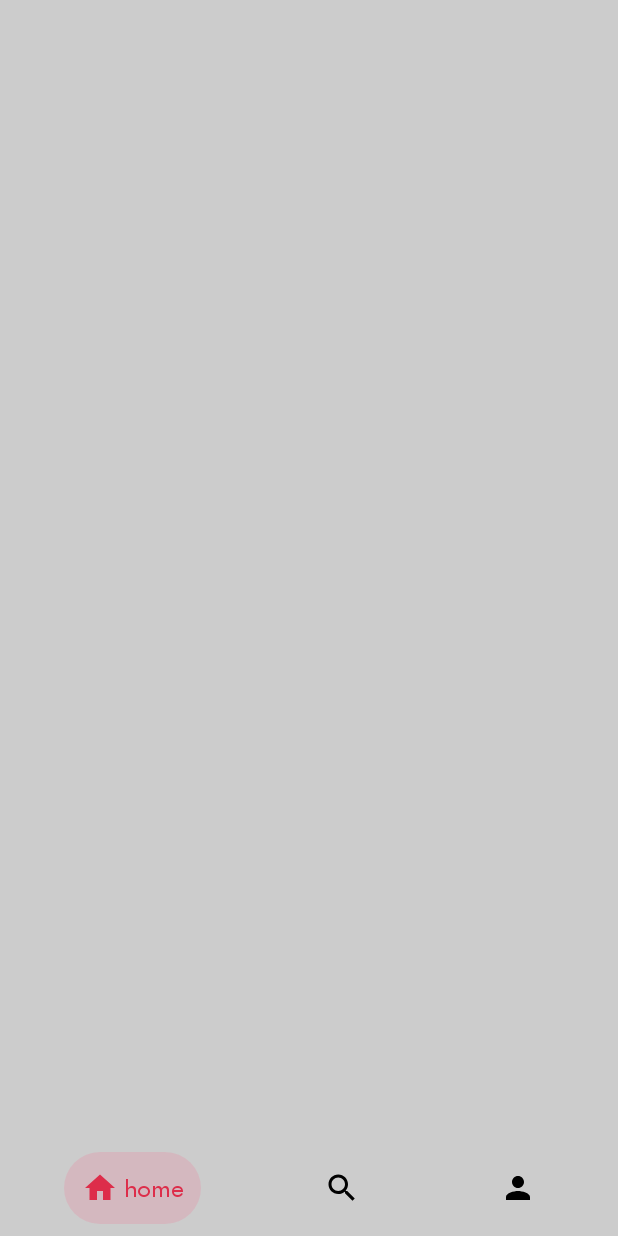
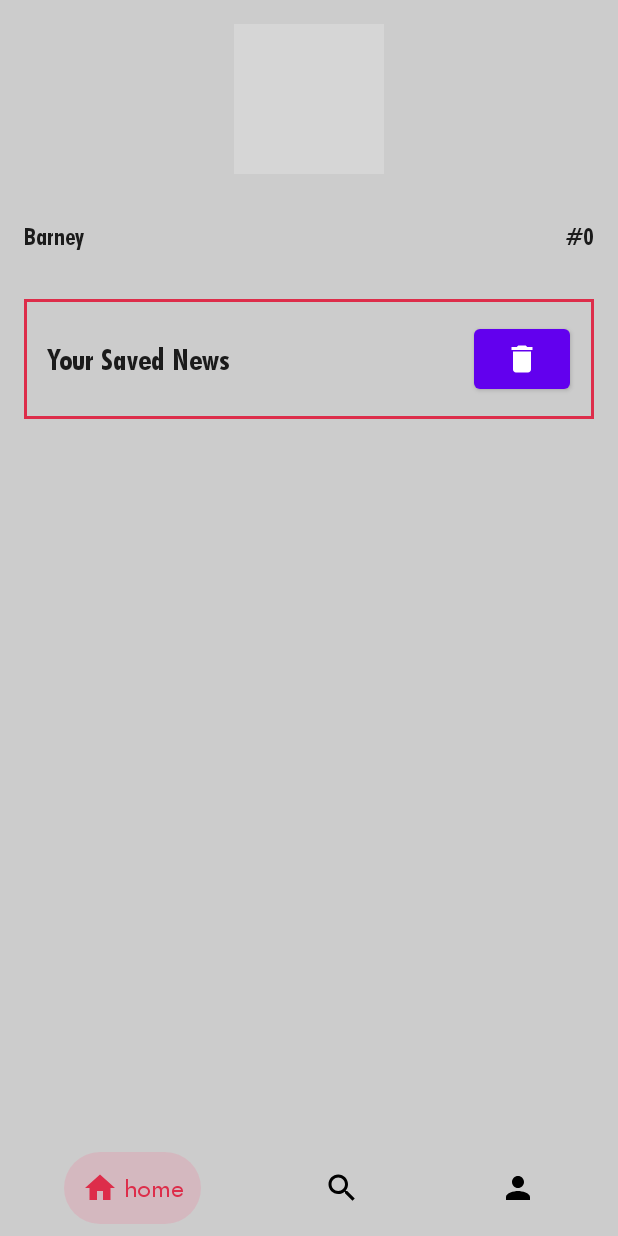
Before and after one commit to dukendev/NewsBox-jetpack-compose, an Android app built with Jetpack Compose: the profile screen opened through its navigation route, on a phone screen of 412 x 824 dp. Run offline under Robolectric (Android 15) with nearby library versions, the phone set to English and light mode, and no system bars; our stand-ins replace Dagger/Hilt's generated code, livedata-compose; network calls fail; pictures from the network do not load; 2 statements that could not run were skipped; grey boxes are pictures that could not be loaded.

Commit message:
Profile screen working

```diff
--- a/app/src/main/java/com/ysanjeet535/newsbox/MainActivity.kt
+++ b/app/src/main/java/com/ysanjeet535/newsbox/MainActivity.kt
@@ -54,8 +54,7 @@ class MainActivity : ComponentActivity() {
         setContent{
             val navController = rememberNavController()
             val currentScreen = mutableStateOf<Screens>(Screens.Home)
-            //TODO : delete this after testing
-            mainViewModel.deleteAllNews()
+
             NewsBoxTheme {
                 // A surface container using the 'background' color from the theme
                 Surface(color = MaterialTheme.colors.background) {
--- a/app/src/main/java/com/ysanjeet535/newsbox/ui/view/profile/ProfileScreen.kt
+++ b/app/src/main/java/com/ysanjeet535/newsbox/ui/view/profile/ProfileScreen.kt
@@ -1,25 +1,37 @@
 package com.ysanjeet535.newsbox.ui.view.profile
 
+import android.util.Log
 import androidx.compose.animation.ExperimentalAnimationApi
+import androidx.compose.foundation.BorderStroke
+import androidx.compose.foundation.Image
 import androidx.compose.foundation.background
+import androidx.compose.foundation.border
 import androidx.compose.foundation.layout.*
 import androidx.compose.foundation.lazy.LazyColumn
 import androidx.compose.foundation.lazy.LazyRow
 import androidx.compose.foundation.lazy.items
-import androidx.compose.material.ExperimentalMaterialApi
-import androidx.compose.material.OutlinedTextField
-import androidx.compose.material.Surface
+import androidx.compose.foundation.shape.CircleShape
+import androidx.compose.material.*
+import androidx.compose.material.icons.Icons
+import androidx.compose.material.icons.filled.Delete
 import androidx.compose.runtime.Composable
 import androidx.compose.runtime.getValue
 import androidx.compose.runtime.livedata.observeAsState
+import androidx.compose.runtime.mutableStateOf
+import androidx.compose.runtime.remember
+import androidx.compose.ui.Alignment
 import androidx.compose.ui.Modifier
 import androidx.compose.ui.draw.clip
 import androidx.compose.ui.graphics.Color
+import androidx.compose.ui.layout.ContentScale
 import androidx.compose.ui.tooling.preview.Preview
 import androidx.compose.ui.unit.Dp
 import androidx.compose.ui.unit.dp
+import coil.compose.rememberImagePainter
+import com.ysanjeet535.newsbox.R
 import com.ysanjeet535.newsbox.data.model.NewsItem.Companion.mapToArticle
 import com.ysanjeet535.newsbox.data.remote.dto.Article
+import com.ysanjeet535.newsbox.ui.theme.RedBoxDark
 import com.ysanjeet535.newsbox.ui.view.common.CompactNewsCard
 import com.ysanjeet535.newsbox.ui.view.common.ExpandableNewsCard
 import com.ysanjeet535.newsbox.ui.view.common.LoadingCards
@@ -31,22 +43,103 @@ import com.ysanjeet535.newsbox.viewmodel.MainViewModel
 @Composable
 fun ProfileScreenContent(paddingValues: Dp,mainViewModel: MainViewModel){
 
-    val savedItems by mainViewModel.newsItemsLiveData.observeAsState()
-    savedItems?.let {
-        val list = it
-        LazyRow{
-            items(list){ item->
-                CompactNewsCard(article = item.mapToArticle(item))
+    val isAlertDialogOpen =  remember{ mutableStateOf(false)}
+    val savedItems by mainViewModel.getAllNewsItem().observeAsState()
+    Column(
+        modifier = Modifier
+            .padding(bottom = paddingValues)
+            .fillMaxSize()
+    ) {
+        var numberOfNews = 0
+        if(!savedItems.isNullOrEmpty()){ numberOfNews = savedItems!!.size }
+        ProfileHeader(int = numberOfNews)
+        Box(modifier = Modifier
+            .padding(16.dp)
+            .fillMaxWidth()
+            .border(BorderStroke(2.dp, RedBoxDark))){
+            Text(
+                text = "Your Saved News",
+                style = MaterialTheme.typography.h2,
+                modifier = Modifier
+                    .padding(16.dp)
+                    .align(
+                        Alignment.CenterStart
+                    )
+            )
+
+            Button(
+                onClick = {
+                    isAlertDialogOpen.value = true
+                          },
+                modifier = Modifier
+                    .padding(16.dp)
+                    .align(
+                        Alignment.CenterEnd
+                    )
+            ) {
+                Icon(
+                    Icons.Default.Delete,
+                    contentDescription = null,
+                )
             }
         }
+
+        if(savedItems !=null){
+            LazyColumn{
+                items(savedItems!!){ item->
+                    CompactNewsCard(article = item.mapToArticle(item))
+                }
+            }
+        } else {
+            Text(text = "You have no saved articles",style = MaterialTheme.typography.body1)
+        }
+
+        if(isAlertDialogOpen.value){
+            AlertDialog(
+                onDismissRequest = { isAlertDialogOpen.value =false },
+                title = { Text(text = "Are you sure?")},
+                text = { Text(text = "Do you wish to delete all your saved news?")},
+                confirmButton = {
+                    Button(
+                        onClick = {
+                            mainViewModel.deleteAllNews()
+                            isAlertDialogOpen.value = false
+                        }
+                    )
+                    { Text(text = "Confirm")}
+                },
+                dismissButton = { Button(onClick = { isAlertDialogOpen.value =false }){ Text(text = "Cancel")}}
+            )
+        }
+
+
     }
 
-//    Surface(modifier = Modifier
-//        .padding(bottom = paddingValues)
-//        .fillMaxSize()
-//        .background(Color.White)
-//    ) {
-//
-//
-//    }
 }
+
+@Preview
+@Composable
+fun ProfileHeader(int: Int=0){
+    Column(modifier = Modifier
+        .padding(16.dp)
+        .fillMaxWidth(),
+        verticalArrangement = Arrangement.Center,
+        horizontalAlignment = Alignment.CenterHorizontally
+    ) {
+        Image(
+            painter = rememberImagePainter(data = "https://wallpaperaccess.com/full/547408.jpg"),
+            contentDescription = null,
+            contentScale = ContentScale.Crop,
+            modifier = Modifier
+                .size(100.dp)
+                .clip(CircleShape)
+                .border(2.dp, RedBoxDark, CircleShape)
+
+        )
+        Spacer(modifier = Modifier.height(32.dp))
+        Row(modifier = Modifier.fillMaxWidth(),verticalAlignment = Alignment.CenterVertically,horizontalArrangement = Arrangement.SpaceBetween) {
+           Text(text = "Barney",style = MaterialTheme.typography.h3)
+           Text(text = "#${int}",style = MaterialTheme.typography.h3)
+        }
+    }
+}
--- a/app/src/main/java/com/ysanjeet535/newsbox/viewmodel/MainViewModel.kt
+++ b/app/src/main/java/com/ysanjeet535/newsbox/viewmodel/MainViewModel.kt
@@ -25,14 +25,14 @@ class MainViewModel @Inject constructor(private val repository: NewsArticleRepos
     private val _newsResponseLiveData = MutableLiveData<ResponseHandler<NewsResponse>>()
     private val _newsTopicResponseLiveData = MutableLiveData<ResponseHandler<NewsResponse>>()
     private val _newsSearchResponseLiveData = MutableLiveData<ResponseHandler<NewsResponse>>()
-    //database
-    private val _newsItemsLiveData = MutableLiveData<List<NewsItem>>()
+
 
 
     val newsResponseLiveData : LiveData<ResponseHandler<NewsResponse>> get() = _newsResponseLiveData
     val newsTopicResponseLiveData : LiveData<ResponseHandler<NewsResponse>> get() = _newsTopicResponseLiveData
     val newsSearchResponseLiveData : LiveData<ResponseHandler<NewsResponse>> get() = _newsSearchResponseLiveData
-    val newsItemsLiveData : LiveData<List<NewsItem>> get() = _newsItemsLiveData
+
+    var  newsItemsLiveData : LiveData<List<NewsItem>>
 
     private var countryCode : String = "us"
     private var category : String = "business"
@@ -42,7 +42,7 @@ class MainViewModel @Inject constructor(private val repository: NewsArticleRepos
     init {
         getTopheadlines()
         getTopheadlinesOfTopic()
-        getSearchNews()
+        newsItemsLiveData = repository.getAllNewsItem()
     }
 
     fun getTopheadlines(){
@@ -107,8 +107,7 @@ class MainViewModel @Inject constructor(private val repository: NewsArticleRepos
         }
     }
 
-    fun getAllNewsItem() {
-        val newsItems = repository.getAllNewsItem().value
-        _newsItemsLiveData.postValue(newsItems?: emptyList())
+    fun getAllNewsItem(): LiveData<List<NewsItem>> {
+        return newsItemsLiveData
     }
 }
```
Also changed, not shown: app/src/main/java/com/ysanjeet535/newsbox/data/repository/NewsArticleRepository.kt (+9 -2 lines).
